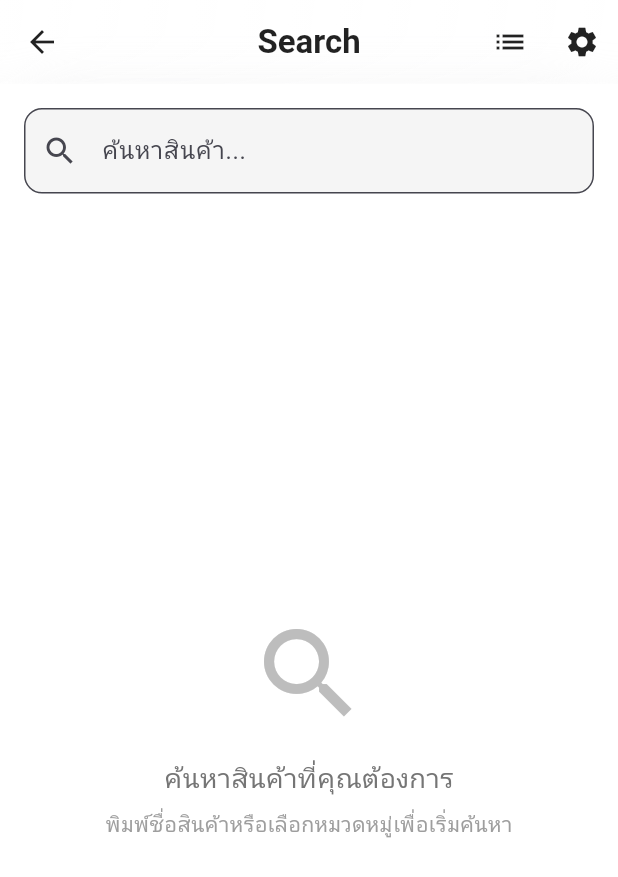
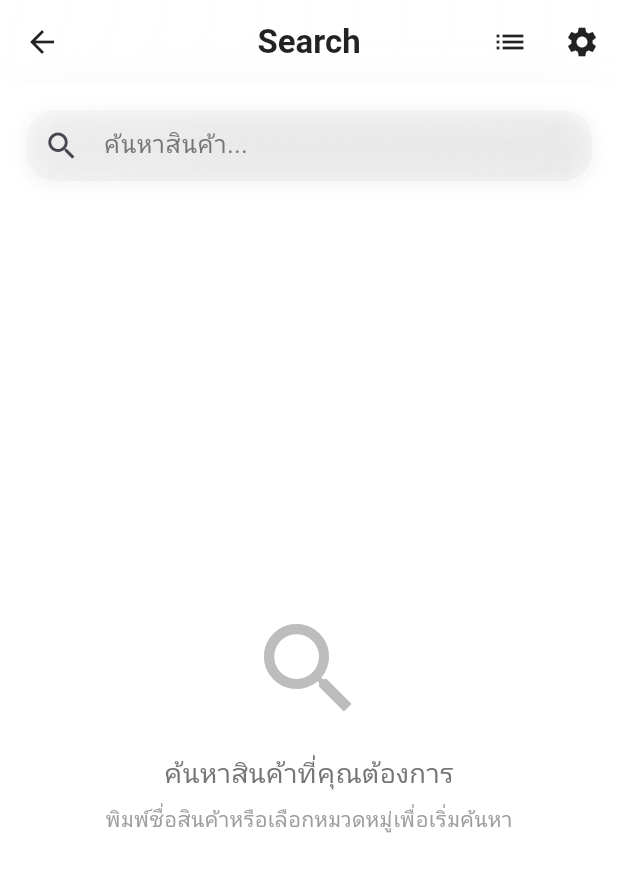
Before and after one commit to workerprocess/itshop, a Flutter app: the SearchPage screen opened by its route, on a phone screen of 412 x 824 dp. Shown: the top 877 px of the screen. Run offline on Flutter 3.47's test engine with Material 3 defaults, Android fonts, the light colour scheme and no system bars; our stand-ins replace dio, get, shared_preferences; accounts and stored records are empty; generated files the repository leaves out were written again; statements that could not run were skipped; project files that could hold a hidden picture were left out.

Commit message:
Update GlassTheme colors and refactor SearchPage to use custom widgets. Changed gradient colors for light and dark themes in GlassTheme. Replaced TextField with GlassTextField and FilterChip with GlassFilterChip in SearchPage for improved UI consistency.

```diff
--- a/mobile_app/lib/core/themes/glass_theme.dart
+++ b/mobile_app/lib/core/themes/glass_theme.dart
@@ -78,12 +78,12 @@ class GlassTheme extends ThemeExtension<GlassTheme> {
     begin: Alignment.topLeft,
     end: Alignment.bottomRight,
     colors: [
-      Color(0xFFFF6B6B), // สีแดงสด
+      Color(0xFFFF6B9D), // สีชมพูสด
       Color(0xFF4ECDC4), // สีเขียวมิ้น
       Color(0xFF45B7D1), // สีฟ้าสด
-      Color(0xFF96CEB4), // สีเขียวอ่อน
+      Color(0xFF6C5CE7), // สีม่วง
     ],
-    stops: [0.0, 0.3, 0.7, 1.0],
+    stops: [0.0, 0.33, 0.66, 1.0],
   );
 
   // สร้าง gradient สำหรับ Dark Theme
@@ -91,12 +91,12 @@ class GlassTheme extends ThemeExtension<GlassTheme> {
     begin: Alignment.topLeft,
     end: Alignment.bottomRight,
     colors: [
+      Color(0xFF1A1A2E), // สีน้ำเงินเข้มมาก
+      Color(0xFF533A7B), // สีม่วงเข้ม
+      Color(0xFF7B2CBF), // สีม่วงสด
       Color(0xFF2D3748), // สีเทาเข้ม
-      Color(0xFF4A5568), // สีเทาปานกลาง
-      Color(0xFF2B6CB0), // สีน้ำเงินเข้ม
-      Color(0xFF1A365D), // สีน้ำเงินเข้มมาก
     ],
-    stops: [0.0, 0.3, 0.7, 1.0],
+    stops: [0.0, 0.33, 0.66, 1.0],
   );
 
   static GlassTheme get _lightGlass => GlassTheme(
--- a/mobile_app/lib/presentation/pages/search_page.dart
+++ b/mobile_app/lib/presentation/pages/search_page.dart
@@ -6,6 +6,8 @@ import 'package:mobile_app/presentation/controllers/product_search_controller.da
 import 'package:mobile_app/presentation/widgets/product_grid_view.dart';
 import 'package:mobile_app/presentation/widgets/product_list_view.dart';
 import 'package:mobile_app/presentation/widgets/glass/glass_app_bar.dart';
+import 'package:mobile_app/presentation/widgets/glass/glass_filter_chip.dart';
+import 'package:mobile_app/presentation/widgets/glass/glass_text_field.dart';
 
 class SearchPage extends GetView<ProductSearchController> {
   const SearchPage({super.key});
@@ -41,9 +43,8 @@ class SearchPage extends GetView<ProductSearchController> {
               // Search Bar
               Padding(
               padding: const EdgeInsets.all(16),
-              child: TextField(
+              child: GlassTextField(
                 controller: controller.textSearchController,
-                decoration: InputDecoration(
                 hintText: 'ค้นหาสินค้า...',
                 prefixIcon: const Icon(Icons.search),
                 suffixIcon: controller.textSearchController.text.isNotEmpty
@@ -52,12 +53,6 @@ class SearchPage extends GetView<ProductSearchController> {
                         onPressed: () => controller.clearSearch(),
                       )
                     : null,
-                  border: OutlineInputBorder(
-                    borderRadius: BorderRadius.circular(12),
-                  ),
-                  filled: true,
-                  fillColor: Colors.grey[100],
-                ),
                 onChanged: (value) => controller.searchProducts(value),
               ),
             ),
@@ -78,7 +73,7 @@ class SearchPage extends GetView<ProductSearchController> {
 
                           return Padding(
                             padding: const EdgeInsets.only(right: 8),
-                            child: FilterChip(
+                            child: GlassFilterChip(
                               label: Text(category.name),
                               selected: isSelected,
                               onSelected: (selected) {
@@ -88,9 +83,6 @@ class SearchPage extends GetView<ProductSearchController> {
                                   controller.clearCategoryFilter();
                                 }
                               },
-                              backgroundColor: Colors.grey[200],
-                              selectedColor: Colors.blue[100],
-                              checkmarkColor: Colors.blue,
                             ),
                           );
                         },
--- /dev/null
+++ b/mobile_app/lib/presentation/widgets/glass/glass_text_field.dart
@@ -0,0 +1,117 @@
+import 'dart:ui';
+
+import 'package:flutter/material.dart';
+import 'package:mobile_app/core/themes/glass_theme.dart';
+
+class GlassTextField extends StatelessWidget {
+  final TextEditingController? controller;
+  final String? hintText;
+  final Widget? prefixIcon;
+  final Widget? suffixIcon;
+  final ValueChanged<String>? onChanged;
+  final VoidCallback? onTap;
+  final bool readOnly;
+  final bool obscureText;
+  final TextInputType? keyboardType;
+  final EdgeInsetsGeometry? padding;
+  final double? height;
+
+  const GlassTextField({
+    super.key,
+    this.controller,
+    this.hintText,
+    this.prefixIcon,
+    this.suffixIcon,
+    this.onChanged,
+    this.onTap,
+    this.readOnly = false,
+    this.obscureText = false,
+    this.keyboardType,
+    this.padding,
+    this.height,
+  });
+
+  @override
+  Widget build(BuildContext context) {
+    final glass = Theme.of(context).extension<GlassTheme>()!;
+    final isDark = Theme.of(context).brightness == Brightness.dark;
+    final colorScheme = Theme.of(context).colorScheme;
+
+    return Container(
+      height: height ?? 50,
+      decoration: BoxDecoration(
+        borderRadius: glass.borderRadius,
+        border: Border.all(
+          color: Colors.white.withOpacity(isDark ? 0.2 : 0.3),
+          width: glass.borderWidth,
+        ),
+        boxShadow: [
+          BoxShadow(
+            color: Colors.black.withOpacity(isDark ? 0.1 : 0.05),
+            blurRadius: 8,
+            offset: const Offset(0, 2),
+          ),
+        ],
+      ),
+      child: ClipRRect(
+        borderRadius: glass.borderRadius,
+        child: BackdropFilter(
+          filter: ImageFilter.blur(sigmaX: glass.blur * 0.8, sigmaY: glass.blur * 0.8),
+          child: Container(
+            decoration: BoxDecoration(
+              gradient: LinearGradient(
+                begin: Alignment.topLeft,
+                end: Alignment.bottomRight,
+                colors: [
+                  Colors.white.withOpacity(isDark ? 0.12 : 0.20),
+                  Colors.white.withOpacity(isDark ? 0.06 : 0.12),
+                  Colors.white.withOpacity(isDark ? 0.02 : 0.06),
+                ],
+                stops: const [0.0, 0.5, 1.0],
+              ),
+            ),
+            child: TextField(
+              controller: controller,
+              onChanged: onChanged,
+              onTap: onTap,
+              readOnly: readOnly,
+              obscureText: obscureText,
+              keyboardType: keyboardType,
+              style: TextStyle(
+                color: isDark ? Colors.white : Colors.black87,
+                fontSize: 16,
+                fontWeight: FontWeight.w400,
+              ),
+              decoration: InputDecoration(
+                hintText: hintText,
+                hintStyle: TextStyle(
+                  color: isDark ? Colors.white.withOpacity(0.6) : Colors.grey[600],
+                  fontSize: 16,
+                  fontWeight: FontWeight.w400,
+                ),
+                prefixIcon: prefixIcon != null
+                    ? Padding(
+                        padding: const EdgeInsets.all(12),
+                        child: prefixIcon,
+                      )
+                    : null,
+                suffixIcon: suffixIcon != null
+                    ? Padding(
+                        padding: const EdgeInsets.all(12),
+                        child: suffixIcon,
+                      )
+                    : null,
+                border: InputBorder.none,
+                contentPadding: padding ?? const EdgeInsets.symmetric(
+                  horizontal: 16,
+                  vertical: 12,
+                ),
+                filled: false,
+              ),
+            ),
+          ),
+        ),
+      ),
+    );
+  }
+}
```
Also changed, not shown: mobile_app/lib/presentation/widgets/glass/glass_filter_chip.dart (added, +98 -0 lines). Lines whose indentation alone changed are shown as unchanged.
